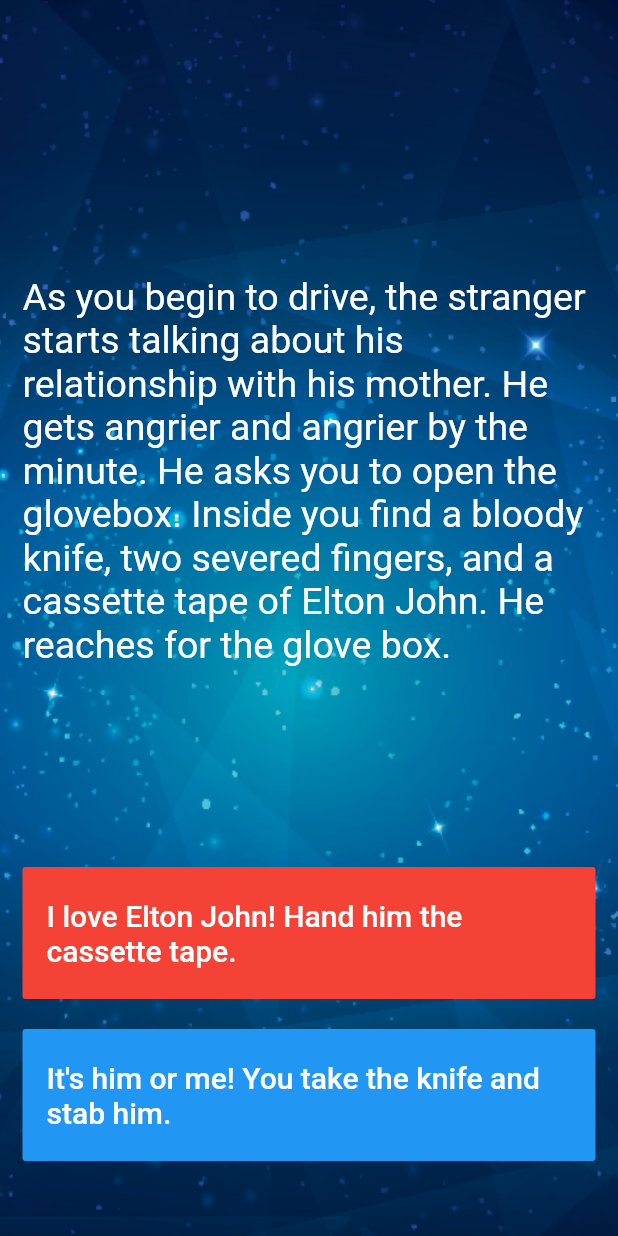
After one commit to moustafaibrahem/all-app, a Flutter app: the Seventhscreen screen opened by its route, after a tap on an icon or button, on a phone screen of 412 x 824 dp. The commit adds this screen. Run offline on Flutter 3.47's test engine with Material 2 defaults, Android fonts, the phone set to English and light mode, and no system bars; our stand-ins replace audioplayers, rflutter_alert.

Commit message:
third commit

```diff
--- /dev/null
+++ b/lib/classes/story_brain.dart
@@ -0,0 +1,76 @@
+import 'story.dart';
+
+class StoryBrain {
+  int _numberStory = 0;
+  List<Story> _storyData = [
+    Story(
+        storyTitle:
+            'Your car has blown a tire on a winding road in the middle of nowhere with no cell phone reception. You decide to hitchhike. A rusty pickup truck rumbles to a stop next to you. A man with a wide brimmed hat with soulless eyes opens the passenger door for you and asks: "Need a ride, boy?".',
+        choice1: 'I\'ll hop in. Thanks for the help!',
+        choice2: 'Better ask him if he\'s a murderer first.'),
+    Story(
+        storyTitle: 'He nods slowly, unphased by the question.',
+        choice1: 'At least he\'s honest. I\'ll climb in.',
+        choice2: 'Wait, I know how to change a tire.'),
+    Story(
+        storyTitle:
+            'As you begin to drive, the stranger starts talking about his relationship with his mother. He gets angrier and angrier by the minute. He asks you to open the glovebox. Inside you find a bloody knife, two severed fingers, and a cassette tape of Elton John. He reaches for the glove box.',
+        choice1: 'I love Elton John! Hand him the cassette tape.',
+        choice2: 'It\'s him or me! You take the knife and stab him.'),
+    Story(
+        storyTitle:
+            'What? Such a cop out! Did you know traffic accidents are the second leading cause of accidental death for most adult age groups?',
+        choice1: 'Restart',
+        choice2: ''),
+    Story(
+        storyTitle:
+            'As you smash through the guardrail and careen towards the jagged rocks below you reflect on the dubious wisdom of stabbing someone while they are driving a car you are in.',
+        choice1: 'Restart',
+        choice2: ''),
+    Story(
+        storyTitle:
+            'You bond with the murderer while crooning verses of "Can you feel the love tonight". He drops you off at the next town. Before you go he asks you if you know any good places to dump bodies. You reply: "Try the pier".',
+        choice1: 'Restart',
+        choice2: '')
+  ];
+  void nextStory(int choice) {
+    if (choice == 1 && _numberStory == 0)
+      _numberStory = 2;
+    else if (choice == 1 && _numberStory == 1)
+      _numberStory = 2;
+    else if (choice == 1 && _numberStory == 2)
+      _numberStory = 5;
+    else if (choice == 2 && _numberStory == 0)
+      _numberStory = 1;
+    else if (choice == 2 && _numberStory == 2)
+      _numberStory = 4;
+    else if (choice == 2 && _numberStory == 1)
+      _numberStory = 3;
+    else if (_numberStory == 3 || _numberStory == 4 || _numberStory == 5) {
+      restart();
+    }
+  }
+
+  bool buttonShouldBeVisible() {
+    if (_numberStory < 3)
+      return true;
+    else
+      return false;
+  }
+
+  void restart() {
+    _numberStory = 0;
+  }
+
+  String getStory() {
+    return _storyData[_numberStory].storyTitle;
+  }
+
+  String getChoice1() {
+    return _storyData[_numberStory].choice1;
+  }
+
+  String getChoice2() {
+    return _storyData[_numberStory].choice2;
+  }
+}
--- a/lib/main.dart
+++ b/lib/main.dart
@@ -6,6 +6,7 @@
 import 'package:all/src/forth_screen.dart';
 import 'package:all/src/fifth_screen.dart';
 import 'package:all/src/sixth_screen.dart';
+import 'package:all/src/seventh_screen.dart';
 
 void main() => runApp(MyApp());
 
@@ -22,6 +23,7 @@
         '/forth': (context) => Forthscreen(),
         '/fifth': (context) => Fifthscreen(),
         '/sixth': (context) => Sixthscreen(),
+        '/seventh': (context) => Seventhscreen(),
       },
       initialRoute: '/',
     );
--- /dev/null
+++ b/lib/src/seventh_screen.dart
@@ -0,0 +1,85 @@
+import 'package:flutter/material.dart';
+import 'package:all/classes/story_brain.dart';
+
+StoryBrain storyBrain = StoryBrain();
+
+class Seventhscreen extends StatefulWidget {
+  @override
+  _SeventhscreenState createState() => _SeventhscreenState();
+}
+
+class _SeventhscreenState extends State<Seventhscreen> {
+  @override
+  Widget build(BuildContext context) {
+    return Scaffold(
+      body: Container(
+        decoration: BoxDecoration(
+          image: DecorationImage(
+            image: AssetImage('images/background.png'),
+            fit: BoxFit.cover,
+          ),
+        ),
+        padding: EdgeInsets.symmetric(vertical: 50.0, horizontal: 15.0),
+        constraints: BoxConstraints.expand(),
+        child: SafeArea(
+          child: Column(
+            crossAxisAlignment: CrossAxisAlignment.stretch,
+            children: <Widget>[
+              Expanded(
+                flex: 12,
+                child: Center(
+                  child: Text(
+                    storyBrain.getStory(),
+                    style: TextStyle(
+                      fontSize: 25.0,
+                    ),
+                  ),
+                ),
+              ),
+              Expanded(
+                flex: 2,
+                child: FlatButton(
+                  onPressed: () {
+                    setState(() {
+                      storyBrain.nextStory(1);
+                    });
+                  },
+                  color: Colors.red,
+                  child: Text(
+                    storyBrain.getChoice1(),
+                    style: TextStyle(
+                      fontSize: 20.0,
+                    ),
+                  ),
+                ),
+              ),
+              SizedBox(
+                height: 20.0,
+              ),
+              Expanded(
+                flex: 2,
+                child: Visibility(
+                  visible: storyBrain.buttonShouldBeVisible(),
+                  child: FlatButton(
+                    onPressed: () {
+                      setState(() {
+                        storyBrain.nextStory(2);
+                      });
+                    },
+                    color: Colors.blue,
+                    child: Text(
+                      storyBrain.getChoice2(),
+                      style: TextStyle(
+                        fontSize: 20.0,
+                      ),
+                    ),
+                  ),
+                ),
+              ),
+            ],
+          ),
+        ),
+      ),
+    );
+  }
+}
--- a/lib/widget/my-menu-items.dart
+++ b/lib/widget/my-menu-items.dart
@@ -28,8 +28,9 @@
         myCard(context, Icon(Icons.apps), "MI CARD App", '/second'),
         myCard(context, Icon(Icons.apps), "DICEE App", '/third'),
         myCard(context, Icon(Icons.apps), "MAGIC 8 BALL App", '/forth'),
-        myCard(context, Icon(Icons.apps), "XYLOPHONE", '/fifth'),
-        myCard(context, Icon(Icons.apps), "QUIZZLER ", '/sixth'),
+        myCard(context, Icon(Icons.apps), "XYLOPHONE App", '/fifth'),
+        myCard(context, Icon(Icons.apps), "QUIZZLER App", '/sixth'),
+        myCard(context, Icon(Icons.apps), "Destini App", '/seventh'),
       ],
     );
   }
```
Also changed, not shown: lib/classes/story.dart (added, +7 -0 lines).
